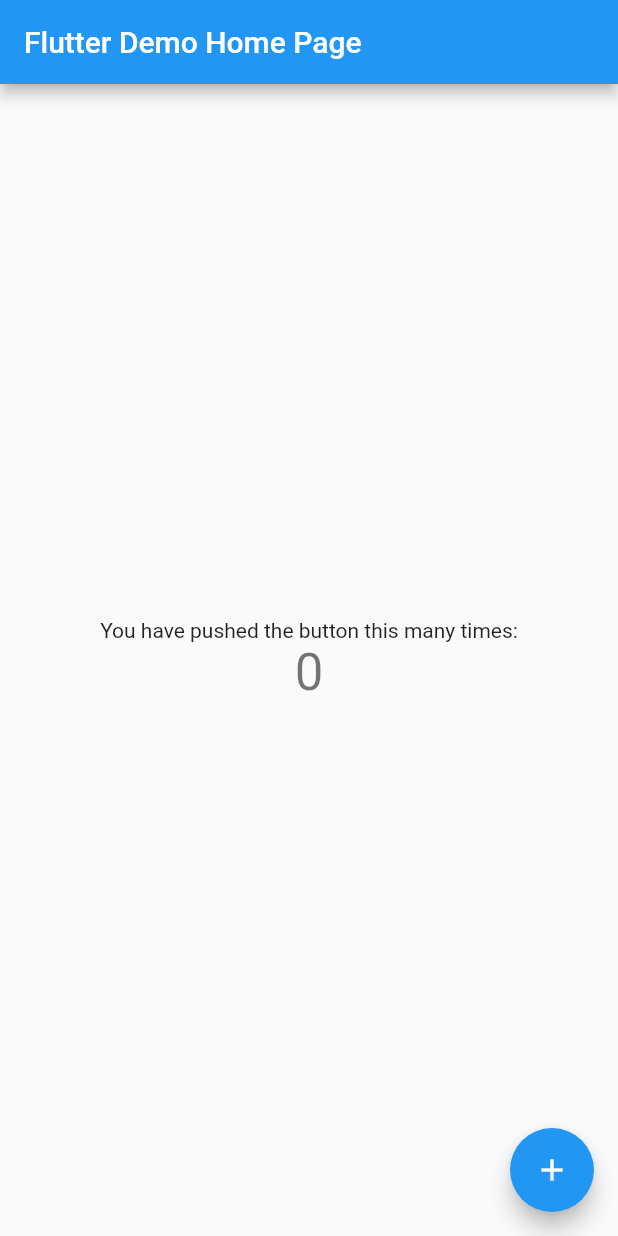
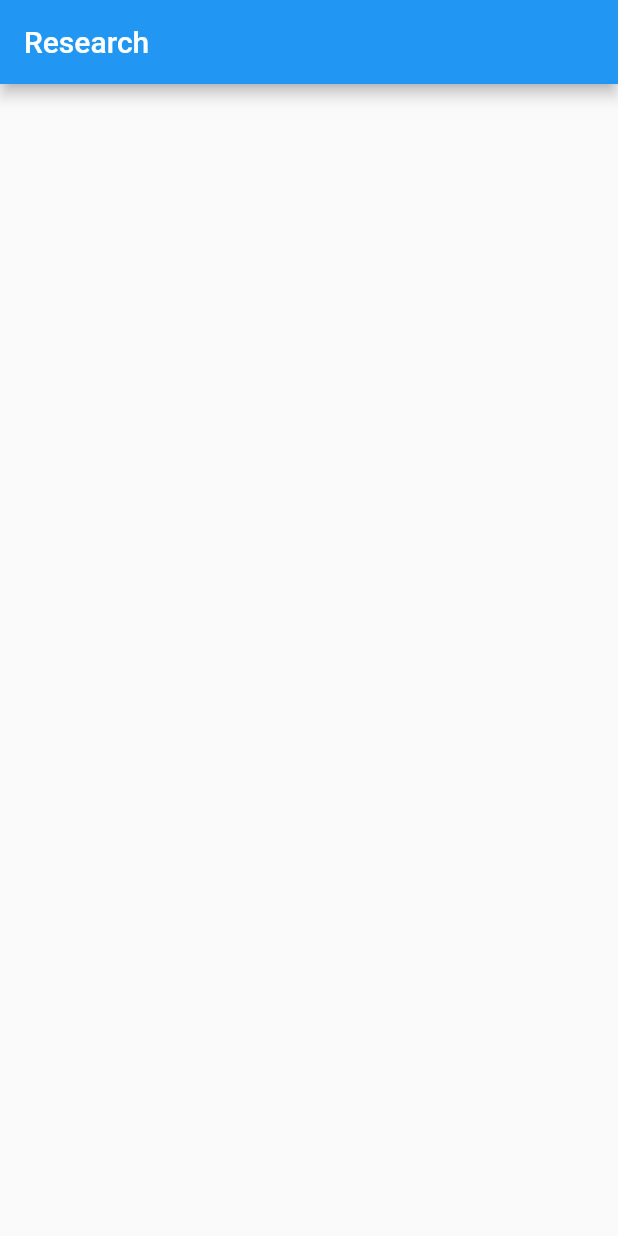
Before and after one commit to Nothing-Works/flutter-research, a Flutter app: the screen it shows after launch, on a phone screen of 412 x 824 dp. Run offline on Flutter 3.47's test engine with Material 2 defaults, Android fonts, the phone set to English and light mode, and no system bars.

```diff
--- a/lib/main.dart
+++ b/lib/main.dart
@@ -1,111 +1,4 @@
 import 'package:flutter/material.dart';
+import 'package:flutter_research/src/app.dart';
 
-void main() => runApp(MyApp());
-
-class MyApp extends StatelessWidget {
-  // This widget is the root of your application.
-  @override
-  Widget build(BuildContext context) {
-    return MaterialApp(
-      title: 'Flutter Demo',
-      theme: ThemeData(
-        // This is the theme of your application.
-        //
-        // Try running your application with "flutter run". You'll see the
-        // application has a blue toolbar. Then, without quitting the app, try
-        // changing the primarySwatch below to Colors.green and then invoke
-        // "hot reload" (press "r" in the console where you ran "flutter run",
-        // or simply save your changes to "hot reload" in a Flutter IDE).
-        // Notice that the counter didn't reset back to zero; the application
-        // is not restarted.
-        primarySwatch: Colors.blue,
-      ),
-      home: MyHomePage(title: 'Flutter Demo Home Page'),
-    );
-  }
-}
-
-class MyHomePage extends StatefulWidget {
-  MyHomePage({Key key, this.title}) : super(key: key);
-
-  // This widget is the home page of your application. It is stateful, meaning
-  // that it has a State object (defined below) that contains fields that affect
-  // how it looks.
-
-  // This class is the configuration for the state. It holds the values (in this
-  // case the title) provided by the parent (in this case the App widget) and
-  // used by the build method of the State. Fields in a Widget subclass are
-  // always marked "final".
-
-  final String title;
-
-  @override
-  _MyHomePageState createState() => _MyHomePageState();
-}
-
-class _MyHomePageState extends State<MyHomePage> {
-  int _counter = 0;
-
-  void _incrementCounter() {
-    setState(() {
-      // This call to setState tells the Flutter framework that something has
-      // changed in this State, which causes it to rerun the build method below
-      // so that the display can reflect the updated values. If we changed
-      // _counter without calling setState(), then the build method would not be
-      // called again, and so nothing would appear to happen.
-      _counter++;
-    });
-  }
-
-  @override
-  Widget build(BuildContext context) {
-    // This method is rerun every time setState is called, for instance as done
-    // by the _incrementCounter method above.
-    //
-    // The Flutter framework has been optimized to make rerunning build methods
-    // fast, so that you can just rebuild anything that needs updating rather
-    // than having to individually change instances of widgets.
-    return Scaffold(
-      appBar: AppBar(
-        // Here we take the value from the MyHomePage object that was created by
-        // the App.build method, and use it to set our appbar title.
-        title: Text(widget.title),
-      ),
-      body: Center(
-        // Center is a layout widget. It takes a single child and positions it
-        // in the middle of the parent.
-        child: Column(
-          // Column is also layout widget. It takes a list of children and
-          // arranges them vertically. By default, it sizes itself to fit its
-          // children horizontally, and tries to be as tall as its parent.
-          //
-          // Invoke "debug painting" (press "p" in the console, choose the
-          // "Toggle Debug Paint" action from the Flutter Inspector in Android
-          // Studio, or the "Toggle Debug Paint" command in Visual Studio Code)
-          // to see the wireframe for each widget.
-          //
-          // Column has various properties to control how it sizes itself and
-          // how it positions its children. Here we use mainAxisAlignment to
-          // center the children vertically; the main axis here is the vertical
-          // axis because Columns are vertical (the cross axis would be
-          // horizontal).
-          mainAxisAlignment: MainAxisAlignment.center,
-          children: <Widget>[
-            Text(
-              'You have pushed the button this many times:',
-            ),
-            Text(
-              '$_counter',
-              style: Theme.of(context).textTheme.display1,
-            ),
-          ],
-        ),
-      ),
-      floatingActionButton: FloatingActionButton(
-        onPressed: _incrementCounter,
-        tooltip: 'Increment',
-        child: Icon(Icons.add),
-      ), // This trailing comma makes auto-formatting nicer for build methods.
-    );
-  }
-}
+void main() => runApp(App());
--- /dev/null
+++ b/lib/src/app.dart
@@ -0,0 +1,12 @@
+import 'package:flutter/material.dart';
+import 'package:flutter_research/src/screens/home.dart';
+
+class App extends StatelessWidget {
+  @override
+  Widget build(BuildContext context) {
+    return MaterialApp(
+      title: 'Flutter Research',
+      home: Home(),
+    );
+  }
+}
--- /dev/null
+++ b/lib/src/screens/home.dart
@@ -0,0 +1,12 @@
+import 'package:flutter/material.dart';
+
+class Home extends StatelessWidget {
+  @override
+  Widget build(BuildContext context) {
+    return Scaffold(
+      appBar: AppBar(
+        title: Text('Research'),
+      ),
+    );
+  }
+}
```
Also changed, not shown: 2 other files.
